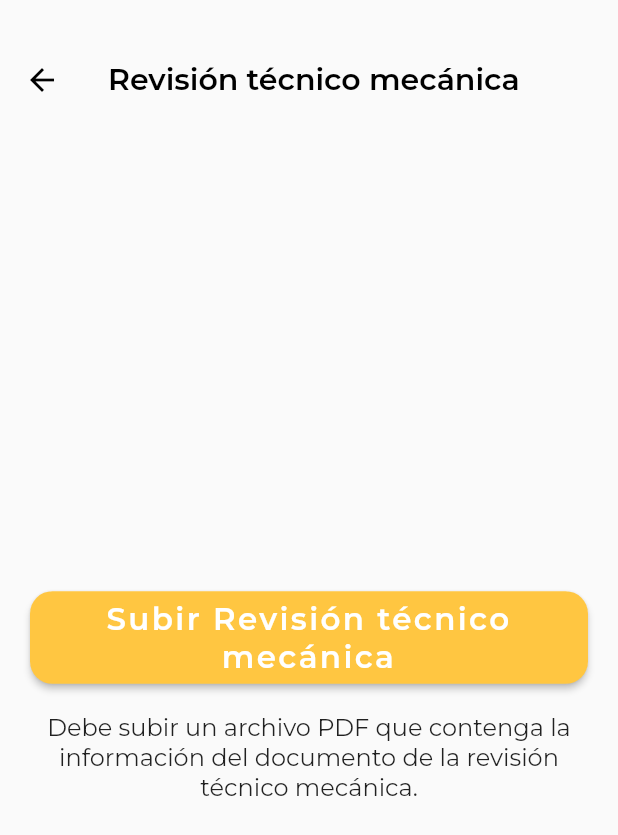
After one commit to jrdeavila/Move, a Flutter app: the ApplicationForm screen opened by its route, after a tap on "Revisión Técnica", on a phone screen of 412 x 824 dp. The commit adds this screen. Shown: the top 835 px of the screen. Run offline on Flutter 3.47's test engine with Material 2 defaults, Android fonts, the phone set to English and light mode, and no system bars; our stand-ins replace animate_do, cached_network_image, cloud_firestore, file_picker, firebase_auth, firebase_core and 11 more; missing offline and left inert: firebase_app_check, syncfusion_flutter_pdfviewer; accounts and stored records are empty; project files that could hold a hidden picture were left out.

Commit message:
Adding Driver Technical Preview Section Implementation

```diff
--- a/move_app/lib/lib.dart
+++ b/move_app/lib/lib.dart
@@ -1,6 +1,7 @@
 export 'dart:async';
 
 export 'package:animate_do/animate_do.dart';
+export 'package:cloud_firestore/cloud_firestore.dart';
 export 'package:firebase_storage/firebase_storage.dart';
 export 'package:flutter/material.dart';
 export 'package:get/get.dart';
@@ -8,7 +9,7 @@ export 'package:google_fonts/google_fonts.dart';
 export 'package:google_maps_flutter/google_maps_flutter.dart';
 export 'package:move_app/src/presentation/utils/dimensions.dart';
 export 'package:permission_handler/permission_handler.dart';
-export 'package:cloud_firestore/cloud_firestore.dart';
+export 'package:syncfusion_flutter_pdfviewer/pdfviewer.dart';
 
 export 'firebase_options.dart';
 export 'main.dart';
--- a/move_app/lib/src/presentation/bindings/driver_request/driver_mode_binding.dart
+++ b/move_app/lib/src/presentation/bindings/driver_request/driver_mode_binding.dart
@@ -34,3 +34,10 @@ class SoatBinding extends Bindings {
     Get.lazyPut(() => SoatCtrl());
   }
 }
+
+class TechnicalPreviewBinding extends Bindings {
+  @override
+  void dependencies() {
+    Get.lazyPut(() => TechnicalPreviewCtrl());
+  }
+}
--- a/move_app/lib/src/presentation/controllers/driver_request/driver_request.dart
+++ b/move_app/lib/src/presentation/controllers/driver_request/driver_request.dart
@@ -3,3 +3,4 @@ export 'dni_ctrl.dart';
 export 'driver_request_register_ctrl.dart';
 export 'license_ctrl.dart';
 export 'soat_ctrl.dart';
+export 'technical_preview_ctrl.dart';
--- a/move_app/lib/src/presentation/controllers/driver_request/driver_request_register_ctrl.dart
+++ b/move_app/lib/src/presentation/controllers/driver_request/driver_request_register_ctrl.dart
@@ -133,4 +133,9 @@ class DriverRequestRegisterCtrl extends GetxController {
     _driverRequest.value.soatSection = soatSection;
     _driverRequest.refresh();
   }
+
+  void onUpdateTechnicalReviewSection(TechnicalReviewSection soatSection) {
+    _driverRequest.value.technicalReviewSection = soatSection;
+    _driverRequest.refresh();
+  }
 }
--- /dev/null
+++ b/move_app/lib/src/presentation/controllers/driver_request/technical_preview_ctrl.dart
@@ -0,0 +1,64 @@
+import 'dart:io';
+
+import 'package:move_app/lib.dart';
+
+class TechnicalPreviewCtrl extends GetxController {
+  // ------------------------------------------------------------
+
+  @override
+  void onReady() {
+    super.onReady();
+    final technicalPreviewSection =
+        Get.find<DriverRequestRegisterCtrl>().technicalReviewSection;
+
+    _technicalPreviewUrl.value = technicalPreviewSection.technicalReviewUrl;
+  }
+
+  // ------------------------------------------------------------
+  final Rx<String?> _technicalPreviewUrl = Rx<String?>(null);
+  final Rx<File?> _technicalPreviewFile = Rx<File?>(null);
+  final RxBool _isLoading = RxBool(false);
+
+  // ------------------------------------------------------------
+
+  String? get technicalPreviewUrl => _technicalPreviewUrl.value;
+  File? get technicalPreviewFile => _technicalPreviewFile.value;
+  bool get isLoading => _isLoading.value;
+
+  // ------------------------------------------------------------
+
+  void save() async {
+    _isLoading.value = true;
+    final sendTechnicalReviewSectionUseCase =
+        getIt<ISendTechnicalReviewSectionUseCase>();
+    final soatSection = await sendTechnicalReviewSectionUseCase
+        .call(SendTechnicalReviewSectionRequest(
+      technicalReviewFile: _technicalPreviewFile.value!,
+      userUuid: Get.find<SessionCtrl>().user!.uuid,
+    ));
+
+    Get.find<DriverRequestRegisterCtrl>()
+        .onUpdateTechnicalReviewSection(soatSection);
+    Get.find<BannerCtrl>().showSuccess(
+      "Operación exitosa! 🎉",
+      "Se ha guardado la información del documento de la revisión técnico mecánica.",
+    );
+    _isLoading.value = false;
+  }
+
+  void loadFile() {
+    final findFileUseCase = getIt<IFindFileUseCase>();
+    findFileUseCase
+        .call(FindFileRequest(
+      allowedExtensions: ['pdf'],
+    ))
+        .then((value) {
+      _technicalPreviewFile.value = value;
+    });
+  }
+
+  void clearFiles() {
+    _technicalPreviewFile.value = null;
+    _technicalPreviewUrl.value = null;
+  }
+}
--- a/move_app/lib/src/presentation/pages/application/application.dart
+++ b/move_app/lib/src/presentation/pages/application/application.dart
@@ -5,3 +5,4 @@ export 'dni/dni.dart';
 export 'license/license.dart';
 export 'personal/personal.dart';
 export 'soat/soat.dart';
+export 'technical_preview/technical_preview.dart';
--- /dev/null
+++ b/move_app/lib/src/presentation/pages/application/technical_preview/technical_preview.dart
@@ -0,0 +1 @@
+export 'technical_preview_data.dart';
--- /dev/null
+++ b/move_app/lib/src/presentation/pages/application/technical_preview/technical_preview_data.dart
@@ -0,0 +1,84 @@
+import 'package:move_app/lib.dart';
+
+class TechnicalPreviewData extends GetView<TechnicalPreviewCtrl> {
+  const TechnicalPreviewData({super.key});
+
+  @override
+  Widget build(BuildContext context) {
+    return Obx(
+      () {
+        final hasTPUploaded = controller.technicalPreviewUrl != null;
+        var hasTPFile = controller.technicalPreviewFile != null;
+        return Scaffold(
+          appBar: AppBar(
+            title: const Text('Revisión técnico mecánica'),
+            actions: [
+              if (hasTPFile || hasTPUploaded)
+                IconButton(
+                  onPressed: () {
+                    controller.clearFiles();
+                  },
+                  icon: Icon(
+                    Icons.delete,
+                    color: Theme.of(context).colorScheme.primary,
+                  ),
+                ),
+            ],
+          ),
+          body: hasTPUploaded
+              ? SfPdfViewer.network(controller.technicalPreviewUrl!)
+              : hasTPFile
+                  ? SfPdfViewer.file(controller.technicalPreviewFile!)
+                  : Center(
+                      child: Padding(
+                      padding: const EdgeInsets.all(20.0),
+                      child: Column(
+                        mainAxisSize: MainAxisSize.min,
+                        children: [
+                          ButtonClassic(
+                            text: "Subir Revisión técnico mecánica",
+                            onPressed: () {
+                              controller.loadFile();
+                            },
+                            color: Theme.of(context).colorScheme.primary,
+                          ),
+                          const SizedBox(height: 20),
+                          Text(
+                            "Debe subir un archivo PDF que contenga la información del documento de la revisión técnico mecánica.",
+                            style: GoogleFonts.montserrat(
+                              fontSize: 16,
+                              fontWeight: FontWeight.w400,
+                            ),
+                            textAlign: TextAlign.center,
+                          )
+                        ],
+                      ),
+                    )),
+          floatingActionButton: hasTPFile
+              ? FloatingActionButton.extended(
+                  onPressed: () {
+                    controller.save();
+                  },
+                  icon: controller.isLoading
+                      ? const SizedBox(
+                          width: 30,
+                          height: 30,
+                          child: CircularProgressIndicator(
+                            valueColor:
+                                AlwaysStoppedAnimation<Color>(Colors.white),
+                          ),
+                        )
+                      : const Icon(Icons.save, color: Colors.white),
+                  label: controller.isLoading
+                      ? const Text("Guardando...",
+                          style: TextStyle(color: Colors.white))
+                      : const Text(
+                          "Guardar",
+                          style: TextStyle(color: Colors.white),
+                        ))
+              : const SizedBox.shrink(),
+        );
+      },
+    );
+  }
+}
--- a/move_app/lib/src/presentation/routes/driver_request_routes.dart
+++ b/move_app/lib/src/presentation/routes/driver_request_routes.dart
@@ -42,6 +42,11 @@ abstract class DriverRequestRoutes {
         VerifyAuth(),
       ],
     ),
+    GetPage(
+      name: technicalReview,
+      page: () => const TechnicalPreviewData(),
+      binding: TechnicalPreviewBinding(),
+    ),
     // TODO: add routes
   ];
 }
--- a/move_app/lib/src/presentation/widgets/button.dart
+++ b/move_app/lib/src/presentation/widgets/button.dart
@@ -36,6 +36,7 @@ class _ButtonClassicState extends State<ButtonClassic> {
           letterSpacing: 1.6,
           fontWeight: FontWeight.w600,
         ),
+        textAlign: TextAlign.center,
       ),
     );
   }
```
Also changed, not shown: move_app/lib/src/application/use_cases/driver_request_use_cases.dart (+81 -0 lines), move_app/lib/src/domain/entities/driver_request.dart (+3 -6 lines), move_app/lib/src/infrastructure/firebase/data_map/driver_request.dart (+3 -7 lines), move_app/lib/src/infrastructure/firebase/services/firebase_driver_request_service.dart (+45 -0 lines), move_app/lib/src/infrastructure/injection/configure.config.dart.
